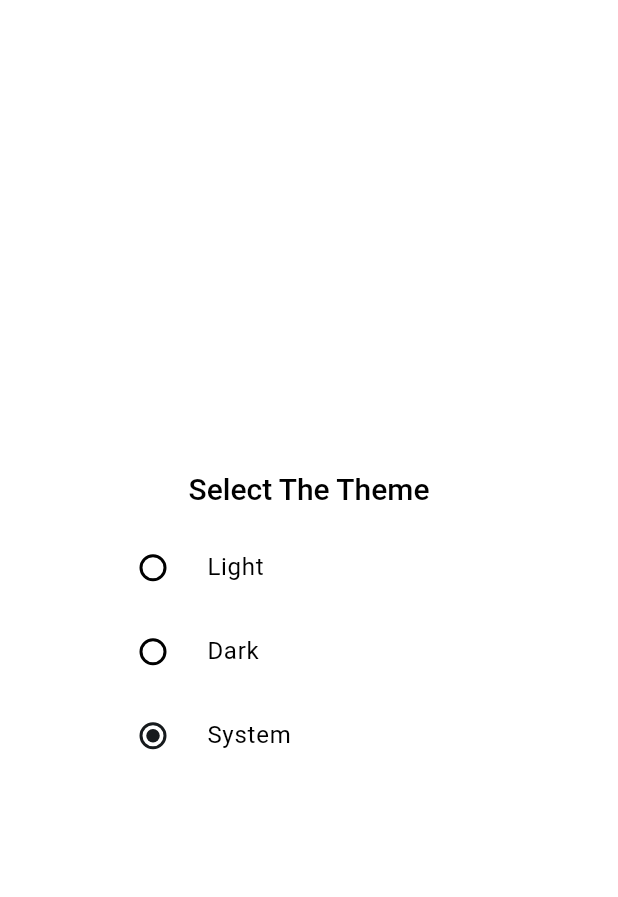
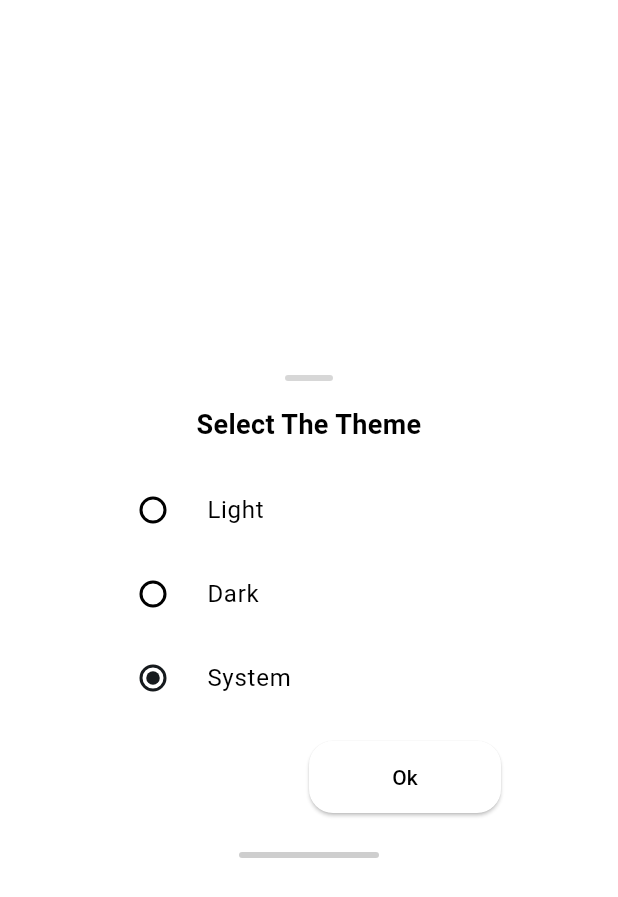
Before and after one commit to dariomatias-dev/flutter_guide, a Flutter app: the ThemeSelectorDialogWidget widget shown alone on an empty page, opened directly, on a phone screen of 412 x 824 dp. Shown: the top 897 px of the screen. Run offline on Flutter 3.47's test engine with Material 3 defaults, Android fonts, the phone set to English and light mode, and no system bars; our stand-ins replace font_awesome_flutter, shared_preferences; missing offline and left inert: salomon_bottom_bar_extend; accounts and stored records are empty.

Commit message:
refactor(lib/src/features/main/widgets/change_theme_button_widget): customized dialog implemented in the theme selector component
- Implemented a customized dialog in the theme selector component.

```diff
--- a/lib/src/features/main/widgets/change_theme_button_widget/change_theme_button_widget.dart
+++ b/lib/src/features/main/widgets/change_theme_button_widget/change_theme_button_widget.dart
@@ -1,7 +1,8 @@
 import 'package:flutter/material.dart';
 
-import 'package:flutter_guide/src/core/flutter_guide_colors.dart';
 import 'package:flutter_guide/src/core/theme/theme_controller.dart';
+
+import 'package:flutter_guide/src/shared/custom_dialog/custom_dialog.dart';
 
 part 'change_theme_icon_button_widget.dart';
 part 'theme_selector_dialog_widget.dart';
--- a/lib/src/features/main/widgets/change_theme_button_widget/theme_selector_dialog_widget.dart
+++ b/lib/src/features/main/widgets/change_theme_button_widget/theme_selector_dialog_widget.dart
@@ -27,25 +27,9 @@ class _ThemeSelectorStateDialogWidget extends State<ThemeSelectorDialogWidget> {
 
   @override
   Widget build(BuildContext context) {
-    return SimpleDialog(
-      title: const Text(
-        'Select The Theme',
-        textAlign: TextAlign.center,
-        style: TextStyle(
-          fontSize: 20.0,
-          fontWeight: FontWeight.w500,
-        ),
-      ),
-      backgroundColor: _themeMode == ThemeMode.light ||
-              _themeMode == ThemeMode.system &&
-                  MediaQuery.of(context).platformBrightness == Brightness.light
-          ? Colors.white
-          : FlutterGuideColors.darkNeutral,
-      shape: RoundedRectangleBorder(
-        borderRadius: BorderRadius.circular(20.0),
-      ),
-      children: [
-        Column(
+    return CustomDialog.dialog(
+      title: 'Select The Theme',
+      spacingAction: 8.0,
       children: [
         RadioListTile(
           title: const Text('Light'),
@@ -66,7 +50,15 @@ class _ThemeSelectorStateDialogWidget extends State<ThemeSelectorDialogWidget> {
           onChanged: _updateThemeMode,
         ),
       ],
-        )
+      actions: [
+        CustomDialog.button(
+          text: 'Ok',
+          textColor: Colors.black,
+          backgroundColor: Colors.white,
+          onPressed: () {
+            Navigator.pop(context);
+          },
+        ),
       ],
     );
   }
```
Lines whose indentation alone changed are shown as unchanged.
